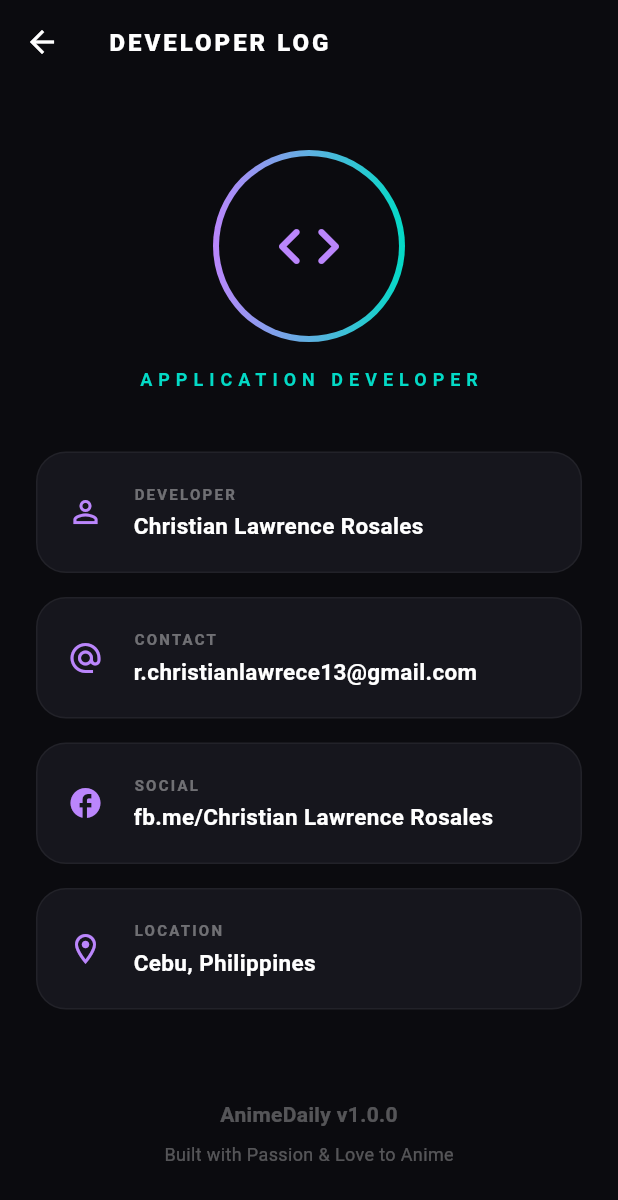
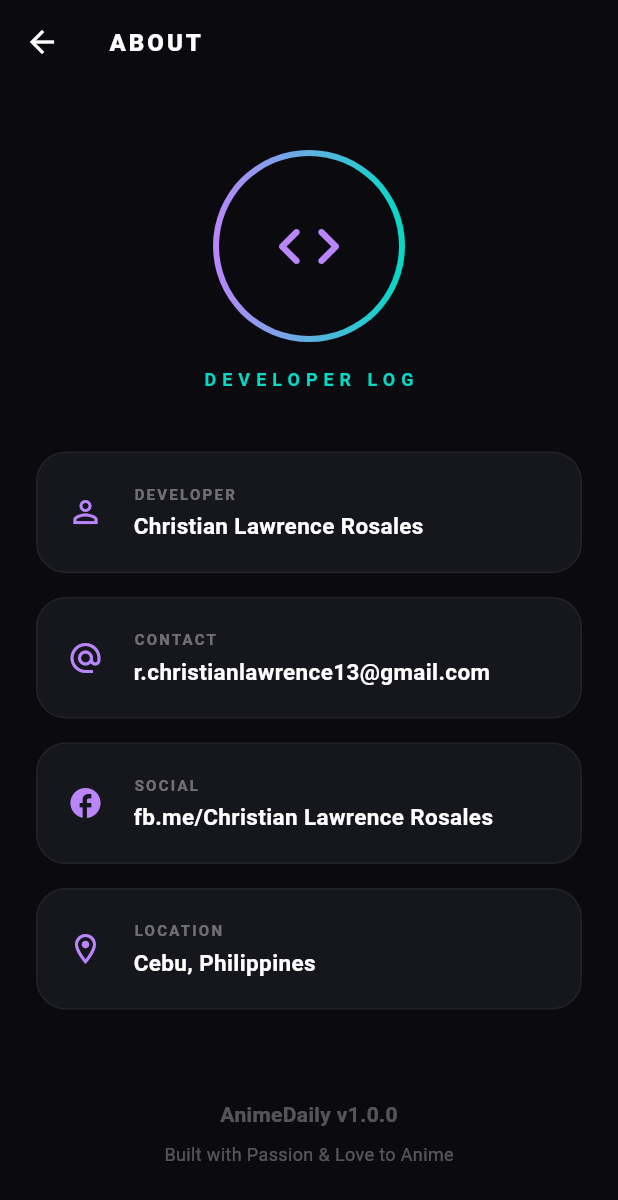
Before and after one commit to BossKenshin/animedaily, a Flutter app: the AboutPage screen opened directly, on a phone screen of 412 x 824 dp. Shown: the top 1200 px of the screen. Run offline on Flutter 3.47's test engine with Material 3 defaults, Android fonts, the phone set to English and light mode, and no system bars; our stand-ins replace equatable, flutter_bloc, sqflite; accounts and stored records are empty.

Commit message:
email_wrong

```diff
--- a/lib/features/anime-schedule/presentation/pages/about_page.dart
+++ b/lib/features/anime-schedule/presentation/pages/about_page.dart
@@ -16,7 +16,7 @@ class AboutPage extends StatelessWidget {
         backgroundColor: Colors.transparent,
         elevation: 0,
         title: const Text(
-          "DEVELOPER LOG",
+          "ABOUT",
           style: TextStyle(fontWeight: FontWeight.w900, letterSpacing: 2, fontSize: 16),
         ),
       ),
@@ -35,7 +35,7 @@ class AboutPage extends StatelessWidget {
             const SizedBox(height: 16),
             _buildInfoCard(
               title: "CONTACT",
-              value: "r.christianlawrece13@gmail.com",
+              value: "r.christianlawrence13@gmail.com",
               icon: Icons.alternate_email,
             ),
             const SizedBox(height: 16),
@@ -76,7 +76,7 @@ class AboutPage extends StatelessWidget {
           ),
           const SizedBox(height: 16),
           const Text(
-            "APPLICATION DEVELOPER",
+            "DEVELOPER LOG",
             style: TextStyle(color: _secondary, fontSize: 12, fontWeight: FontWeight.bold, letterSpacing: 4),
           ),
         ],
```
